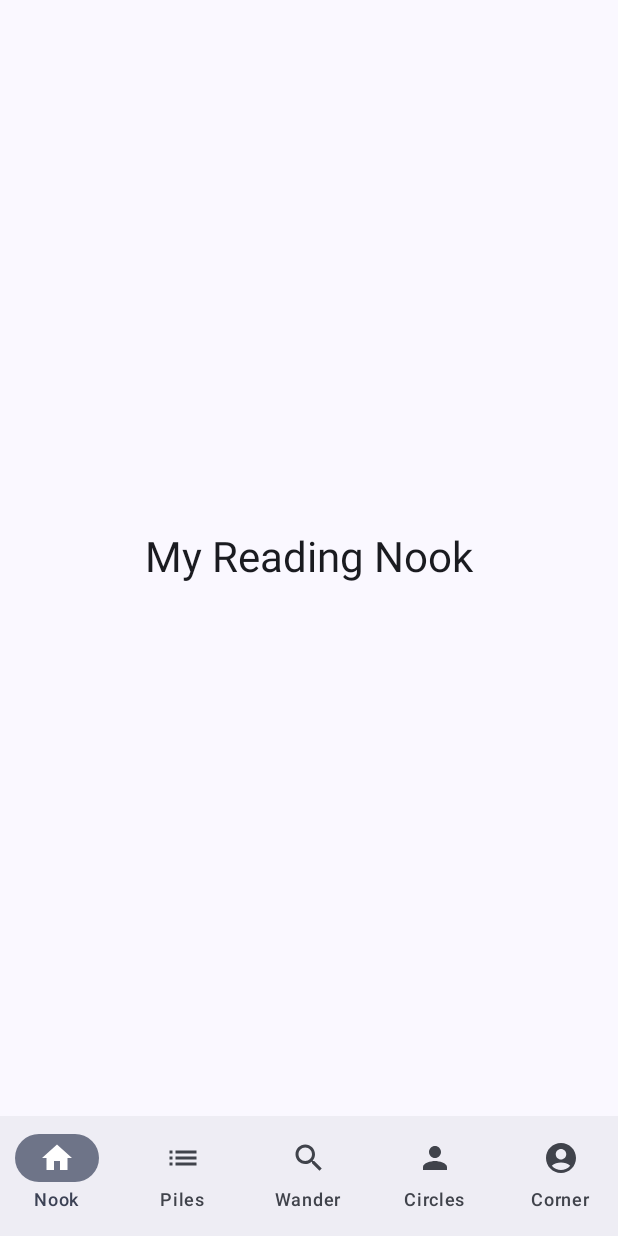
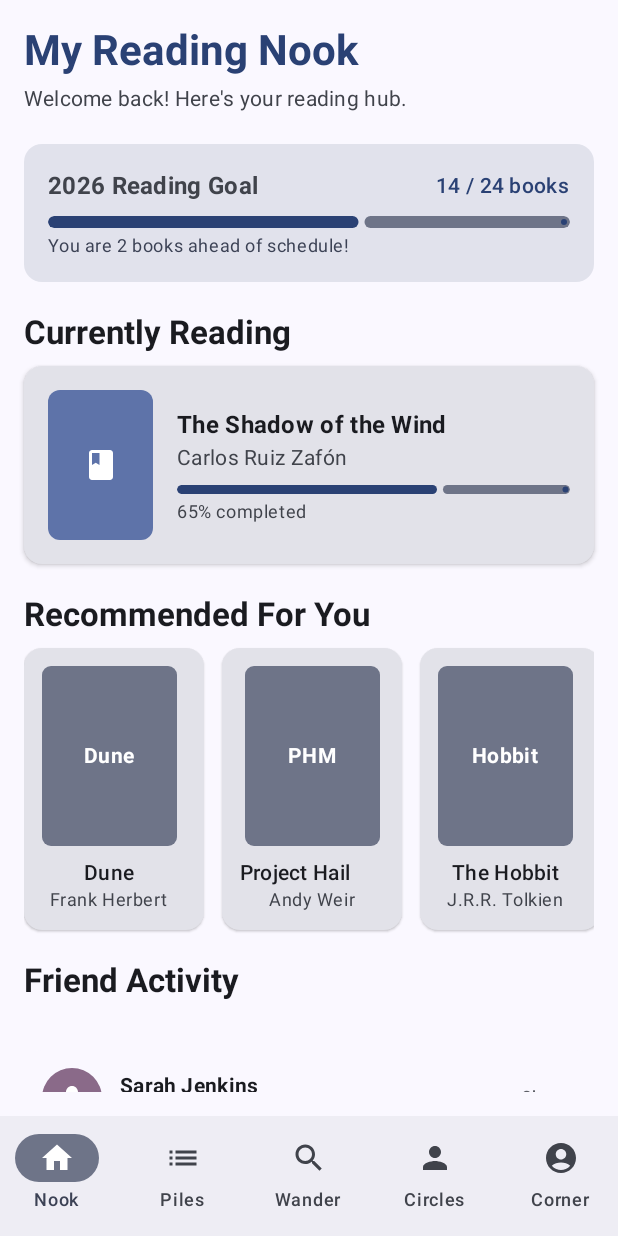
Before and after one commit to BecLord/StoryNook, an Android app built with Jetpack Compose: the composable MainAppScreen shown on its own in the app's theme, on a phone screen of 412 x 824 dp. Run offline under Robolectric (Android 15) with nearby library versions, the phone set to English and light mode, and no system bars.

Commit message:
Started building myreadingnook

```diff
--- a/app/src/main/java/com/example/storynook/MainActivity.kt
+++ b/app/src/main/java/com/example/storynook/MainActivity.kt
@@ -73,7 +73,7 @@ fun MainAppScreen() {
     ) { innerPadding ->
         Box(modifier = Modifier.padding(innerPadding)) {
             when (selectedRoute) {
-                Screen.MyReadingNook.route -> ScreenContent("My Reading Nook")
+                Screen.MyReadingNook.route -> MyReadingNookScreen()
                 Screen.MyReadingPiles.route -> ScreenContent("My Reading Piles")
                 Screen.Wander.route -> ScreenContent("Wander")
                 Screen.ReadingCircles.route -> ScreenContent("Reading Circles")
--- a/app/src/main/java/com/example/storynook/MyReadingNook.kt
+++ b/app/src/main/java/com/example/storynook/MyReadingNook.kt
@@ -1,3 +1,286 @@
 package com.example.storynook
 
-//Dashboard - Current book, progress, goal, recommnedations and friend activity
+import androidx.compose.foundation.background
+import androidx.compose.foundation.layout.*
+import androidx.compose.foundation.lazy.LazyColumn
+import androidx.compose.foundation.lazy.LazyRow
+import androidx.compose.foundation.lazy.items
+import androidx.compose.foundation.shape.CircleShape
+import androidx.compose.foundation.shape.RoundedCornerShape
+import androidx.compose.material.icons.Icons
+import androidx.compose.material.icons.filled.Book
+import androidx.compose.material.icons.filled.Person
+import androidx.compose.material3.*
+import androidx.compose.runtime.Composable
+import androidx.compose.ui.Alignment
+import androidx.compose.ui.Modifier
+import androidx.compose.ui.draw.clip
+import androidx.compose.ui.text.font.FontWeight
+import androidx.compose.ui.unit.dp
+
+data class Book(val title: String, val author: String, val progress: Float, val coverText: String)
+data class FriendActivity(val friendName: String, val action: String, val timeAgo: String)
+
+@Composable
+fun MyReadingNookScreen() {
+    val currentBook = Book(
+        title = "The Shadow of the Wind",
+        author = "Carlos Ruiz Zafón",
+        progress = 0.65f,
+        coverText = "Shadow"
+    )
+
+    val recommendedBooks = listOf(
+        Book("Dune", "Frank Herbert", 0f, "Dune"),
+        Book("Project Hail Mary", "Andy Weir", 0f, "PHM"),
+        Book("The Hobbit", "J.R.R. Tolkien", 0f, "Hobbit"),
+        Book("Klara and the Sun", "Kazuo Ishiguro", 0f, "Klara")
+    )
+
+    val friendActivities = listOf(
+        FriendActivity("Sarah Jenkins", "finished reading 'Atomic Habits'", "2h ago"),
+        FriendActivity("Liam O'Connor", "started reading '1984'", "5h ago"),
+        FriendActivity("Elena Rostova", "reached a 10-day reading streak!", "1d ago")
+    )
+
+    LazyColumn(
+        modifier = Modifier
+            .fillMaxSize()
+            .padding(16.dp),
+        verticalArrangement = Arrangement.spacedBy(20.dp)
+    ) {
+        // Header / Greeting
+        item {
+            Column {
+                Text(
+                    text = "My Reading Nook",
+                    style = MaterialTheme.typography.headlineMedium,
+                    fontWeight = FontWeight.Bold,
+                    color = MaterialTheme.colorScheme.primary
+                )
+                Spacer(modifier = Modifier.height(4.dp))
+                Text(
+                    text = "Welcome back! Here's your reading hub.",
+                    style = MaterialTheme.typography.bodyMedium,
+                    color = MaterialTheme.colorScheme.onSurfaceVariant
+                )
+            }
+        }
+
+        // Reading Goal Widget
+        item {
+            Card(
+                modifier = Modifier.fillMaxWidth(),
+                colors = CardDefaults.cardColors(containerColor = MaterialTheme.colorScheme.surfaceVariant)
+            ) {
+                Column(modifier = Modifier.padding(16.dp)) {
+                    Row(
+                        modifier = Modifier.fillMaxWidth(),
+                        horizontalArrangement = Arrangement.SpaceBetween,
+                        verticalAlignment = Alignment.CenterVertically
+                    ) {
+                        Text(
+                            text = "2026 Reading Goal",
+                            style = MaterialTheme.typography.titleMedium,
+                            fontWeight = FontWeight.Bold
+                        )
+                        Text(
+                            text = "14 / 24 books",
+                            style = MaterialTheme.typography.bodyMedium,
+                            fontWeight = FontWeight.SemiBold,
+                            color = MaterialTheme.colorScheme.primary
+                        )
+                    }
+                    Spacer(modifier = Modifier.height(8.dp))
+                    LinearProgressIndicator(
+                        progress = { 14f / 24f },
+                        modifier = Modifier
+                            .fillMaxWidth()
+                            .height(8.dp)
+                            .clip(RoundedCornerShape(4.dp))
+                    )
+                    Spacer(modifier = Modifier.height(4.dp))
+                    Text(
+                        text = "You are 2 books ahead of schedule!",
+                        style = MaterialTheme.typography.bodySmall,
+                        color = MaterialTheme.colorScheme.secondary
+                    )
+                }
+            }
+        }
+
+        // Current Book Section
+        item {
+            Text(
+                text = "Currently Reading",
+                style = MaterialTheme.typography.titleLarge,
+                fontWeight = FontWeight.Bold
+            )
+            Spacer(modifier = Modifier.height(8.dp))
+            Card(
+                modifier = Modifier.fillMaxWidth(),
+                elevation = CardDefaults.cardElevation(defaultElevation = 2.dp)
+            ) {
+                Row(
+                    modifier = Modifier
+                        .fillMaxWidth()
+                        .padding(16.dp),
+                    verticalAlignment = Alignment.CenterVertically
+                ) {
+                    // Book Cover and Title
+                    Box(
+                        modifier = Modifier
+                            .size(70.dp, 100.dp)
+                            .clip(RoundedCornerShape(8.dp))
+                            .background(MaterialTheme.colorScheme.primaryContainer),
+                        contentAlignment = Alignment.Center
+                    ) {
+                        Icon(
+                            imageVector = Icons.Default.Book,
+                            contentDescription = null,
+                            tint = MaterialTheme.colorScheme.onPrimaryContainer
+                        )
+                    }
+                    Spacer(modifier = Modifier.width(16.dp))
+                    Column(modifier = Modifier.weight(1f)) {
+                        Text(
+                            text = currentBook.title,
+                            style = MaterialTheme.typography.titleMedium,
+                            fontWeight = FontWeight.Bold
+                        )
+                        Text(
+                            text = currentBook.author,
+                            style = MaterialTheme.typography.bodyMedium,
+                            color = MaterialTheme.colorScheme.onSurfaceVariant
+                        )
+                        Spacer(modifier = Modifier.height(8.dp))
+                        LinearProgressIndicator(
+                            progress = { currentBook.progress },
+                            modifier = Modifier
+                                .fillMaxWidth()
+                                .height(6.dp)
+                                .clip(RoundedCornerShape(3.dp))
+                        )
+                        Spacer(modifier = Modifier.height(4.dp))
+                        Text(
+                            text = "${(currentBook.progress * 100).toInt()}% completed",
+                            style = MaterialTheme.typography.bodySmall,
+                            color = MaterialTheme.colorScheme.onSurfaceVariant
+                        )
+                    }
+                }
+            }
+        }
+
+        // Recommendations Section
+        item {
+            Text(
+                text = "Recommended For You",
+                style = MaterialTheme.typography.titleLarge,
+                fontWeight = FontWeight.Bold
+            )
+            Spacer(modifier = Modifier.height(8.dp))
+            LazyRow(
+                horizontalArrangement = Arrangement.spacedBy(12.dp)
+            ) {
+                items(recommendedBooks) { book ->
+                    Card(
+                        modifier = Modifier.width(120.dp),
+                        elevation = CardDefaults.cardElevation(defaultElevation = 1.dp)
+                    ) {
+                        Column(
+                            modifier = Modifier.padding(12.dp),
+                            horizontalAlignment = Alignment.CenterHorizontally
+                        ) {
+                            Box(
+                                modifier = Modifier
+                                    .size(90.dp, 120.dp)
+                                    .clip(RoundedCornerShape(6.dp))
+                                    .background(MaterialTheme.colorScheme.secondaryContainer),
+                                contentAlignment = Alignment.Center
+                            ) {
+                                Text(
+                                    text = book.coverText,
+                                    style = MaterialTheme.typography.bodyMedium,
+                                    fontWeight = FontWeight.Bold,
+                                    color = MaterialTheme.colorScheme.onSecondaryContainer
+                                )
+                            }
+                            Spacer(modifier = Modifier.height(8.dp))
+                            Text(
+                                text = book.title,
+                                style = MaterialTheme.typography.bodyMedium,
+                                fontWeight = FontWeight.SemiBold,
+                                maxLines = 1
+                            )
+                            Text(
+                                text = book.author,
+                                style = MaterialTheme.typography.bodySmall,
+                                color = MaterialTheme.colorScheme.onSurfaceVariant,
+                                maxLines = 1
+                            )
+                        }
+                    }
+                }
+            }
+        }
+
+        // Friend Activity Section
+        item {
+            Text(
+                text = "Friend Activity",
+                style = MaterialTheme.typography.titleLarge,
+                fontWeight = FontWeight.Bold
+            )
+            Spacer(modifier = Modifier.height(8.dp))
+        }
+
+        items(friendActivities) { activity ->
+            Card(
+                modifier = Modifier
+                    .fillMaxWidth()
+                    .padding(vertical = 4.dp),
+                colors = CardDefaults.cardColors(containerColor = MaterialTheme.colorScheme.surface)
+            ) {
+                Row(
+                    modifier = Modifier
+                        .fillMaxWidth()
+                        .padding(12.dp),
+                    verticalAlignment = Alignment.CenterVertically
+                ) {
+                    Box(
+                        modifier = Modifier
+                            .size(40.dp)
+                            .clip(CircleShape)
+                            .background(MaterialTheme.colorScheme.tertiaryContainer),
+                        contentAlignment = Alignment.Center
+                    ) {
+                        Icon(
+                            imageVector = Icons.Default.Person,
+                            contentDescription = null,
+                            tint = MaterialTheme.colorScheme.onTertiaryContainer
+                        )
+                    }
+                    Spacer(modifier = Modifier.width(12.dp))
+                    Column(modifier = Modifier.weight(1f)) {
+                        Text(
+                            text = activity.friendName,
+                            style = MaterialTheme.typography.bodyMedium,
+                            fontWeight = FontWeight.Bold
+                        )
+                        Text(
+                            text = activity.action,
+                            style = MaterialTheme.typography.bodySmall,
+                            color = MaterialTheme.colorScheme.onSurfaceVariant
+                        )
+                    }
+                    Text(
+                        text = activity.timeAgo,
+                        style = MaterialTheme.typography.labelSmall,
+                        color = MaterialTheme.colorScheme.outline
+                    )
+                }
+            }
+        }
+    }
+}
```
